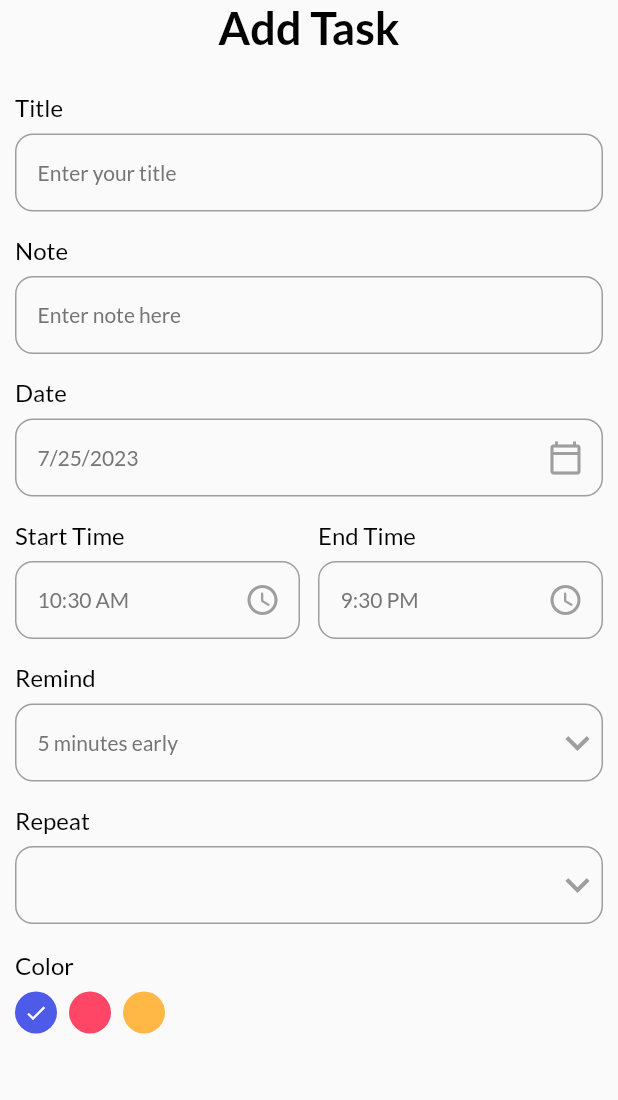
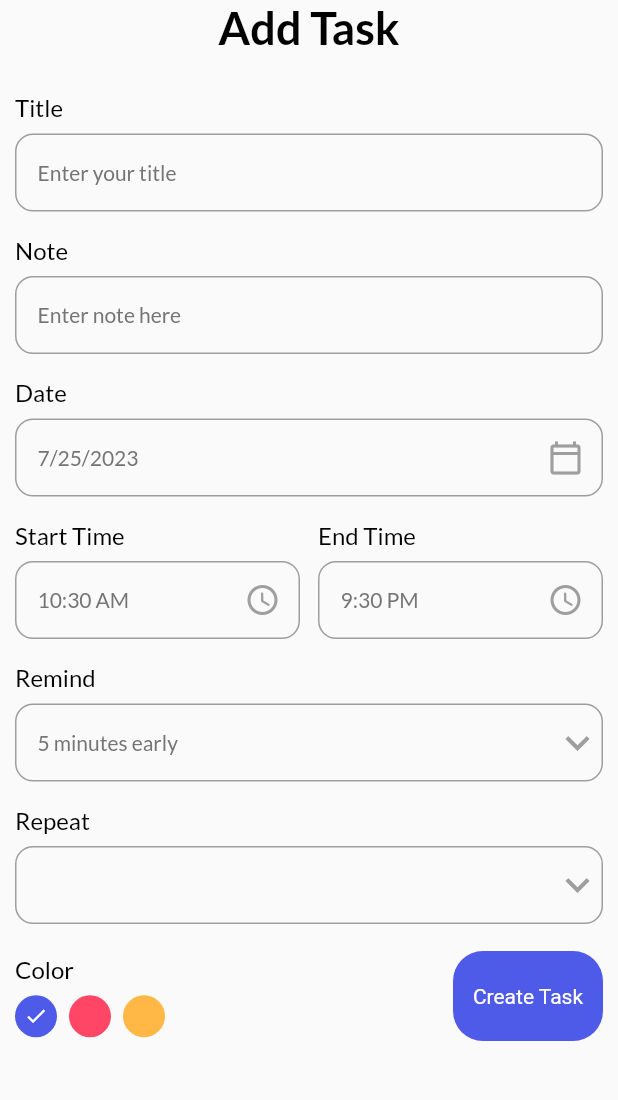
Before and after one commit to i-am-thessa/flutter-tutorial3, a Flutter app: the AddTaskPage screen opened directly, on a phone screen of 412 x 824 dp, the part 84-1184 px from its top. Run offline on Flutter 3.47's test engine with Material 2 defaults, Android fonts, the phone set to English and light mode, and no system bars; our stand-ins replace animated_bottom_navigation_bar, date_picker_timeline, dotted_border, get, get_storage, google_fonts and 2 more; accounts and stored records are empty.

Commit message:
Added the Create Task Buttong for saving

```diff
--- a/todo_app_2/lib/ui/add_task_page.dart
+++ b/todo_app_2/lib/ui/add_task_page.dart
@@ -2,6 +2,7 @@ import 'package:flutter/material.dart';
 import 'package:get/get.dart';
 import 'package:intl/intl.dart';
 import 'package:todo_app_2/ui/theme.dart';
+import 'package:todo_app_2/ui/widgets/button.dart';
 import 'package:todo_app_2/ui/widgets/input_field.dart';
 
 class AddTaskPage extends StatefulWidget {
@@ -167,8 +168,23 @@ class _AddTaskPageState extends State<AddTaskPage> {
                 ),
               ),
               const SizedBox(height: 18),
-              Row(children: [
-                Column(
+              Row(
+                mainAxisAlignment: MainAxisAlignment.spaceBetween,
+                crossAxisAlignment: CrossAxisAlignment.center,
+                children: [
+                  _colorPalette(),
+                  MyButton(label: "Create Task", onTap: () => null),
+                ],
+              ),
+            ],
+          ),
+        ),
+      ),
+    );
+  }
+
+  Column _colorPalette() {
+    return Column(
       crossAxisAlignment: CrossAxisAlignment.start,
       children: [
         Text(
@@ -194,8 +210,7 @@ class _AddTaskPageState extends State<AddTaskPage> {
                           ? pinkClr
                           : yellowClr,
                   child: _selectedColor == index
-                                  ? const Icon(Icons.done,
-                                      color: Colors.white, size: 16)
+                      ? const Icon(Icons.done, color: Colors.white, size: 16)
                       : Container(),
                 ),
               ),
@@ -203,12 +218,6 @@ class _AddTaskPageState extends State<AddTaskPage> {
           }),
         ),
       ],
-                )
-              ]),
-            ],
-          ),
-        ),
-      ),
     );
   }
 
```
Lines whose indentation alone changed are shown as unchanged.
